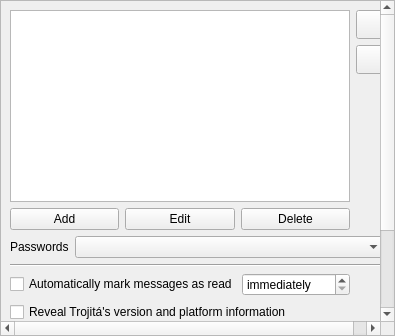
Before: the Qt Designer form src/Gui/SettingsGeneralPage.ui in jktjkt/trojita, drawn with Qt 5.
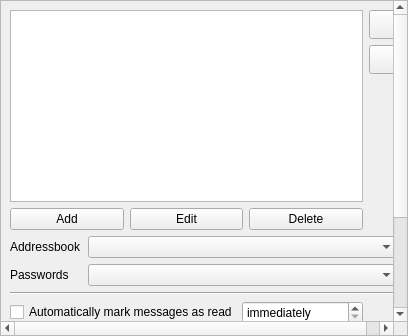
After: the same form once the commit is applied.

Commit message: Porting SettingsDialog to use the addressbook plugin

What changed in the file:
```diff
--- a/src/Gui/SettingsGeneralPage.ui
+++ b/src/Gui/SettingsGeneralPage.ui
@@ -153,6 +153,23 @@
       <property name="fieldGrowthPolicy">
        <enum>QFormLayout::AllNonFixedFieldsGrow</enum>
       </property>
+      <item row="0" column="0">
+       <widget class="QLabel" name="addressbookLabel">
+        <property name="text">
+         <string>Addressbook</string>
+        </property>
+       </widget>
+      </item>
+      <item row="0" column="1">
+       <widget class="QComboBox" name="addressbookBox">
+        <property name="minimumSize">
+         <size>
+          <width>310</width>
+          <height>0</height>
+         </size>
+        </property>
+       </widget>
+      </item>
       <item row="1" column="0">
        <widget class="QLabel" name="passwordLabel">
         <property name="text">
```
The commit also changes 1 other file.
